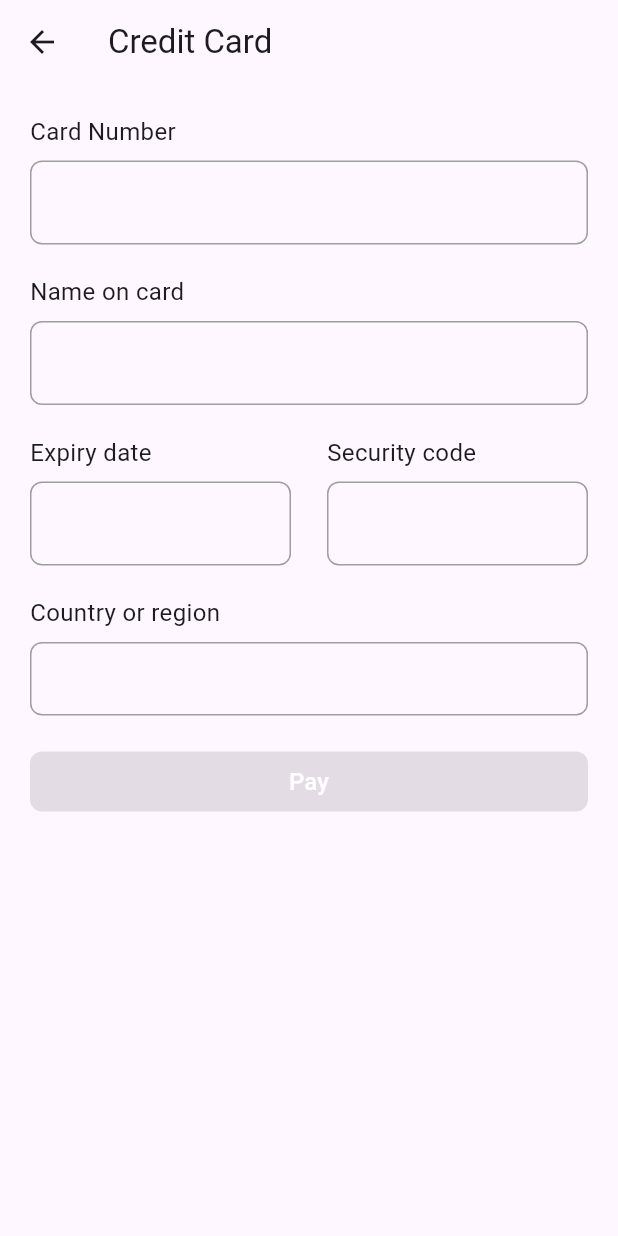
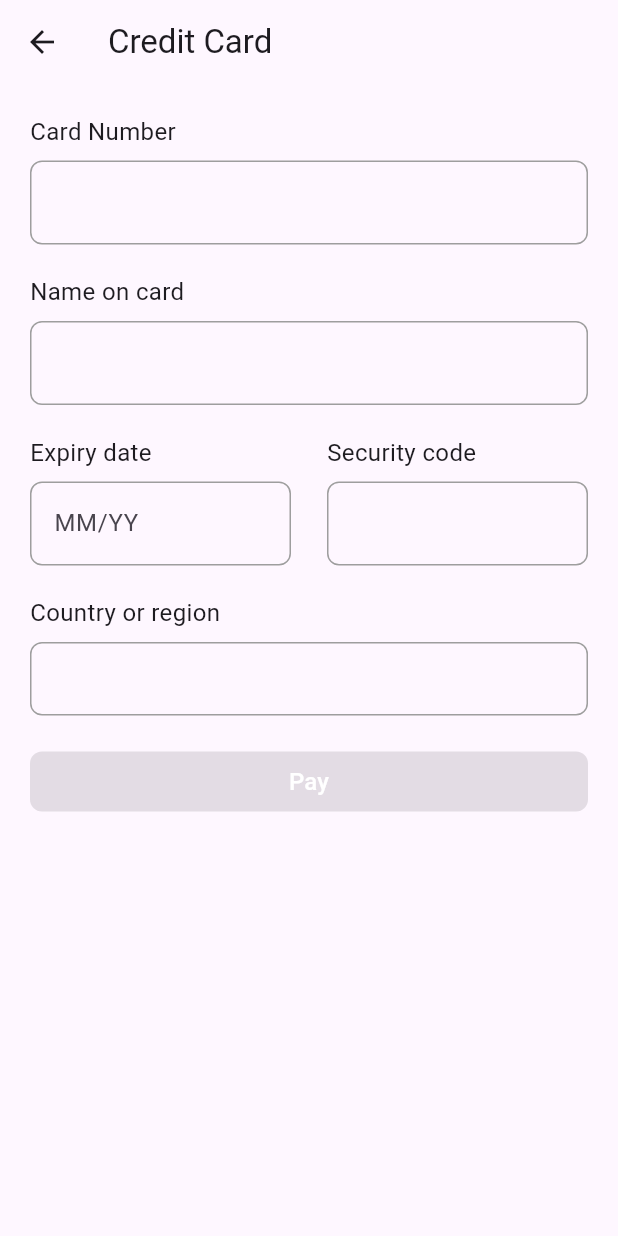
Before and after one commit to omise/omise_flutter, a Flutter app: the CreditCardPaymentMethodPage screen opened directly with empty values, on a phone screen of 412 x 824 dp. Run offline on Flutter 3.47's test engine with Material 3 defaults, Android fonts, the light colour scheme and no system bars; missing offline and left inert: fl_country_code_picker, omise_dart.

Commit message:
Add docs and comments

```diff
--- a/lib/src/pages/paymentMethods/credit_card_payment_method_page.dart
+++ b/lib/src/pages/paymentMethods/credit_card_payment_method_page.dart
@@ -8,20 +8,32 @@ import 'package:omise_flutter/src/utils/expiry_date_formatter.dart';
 import 'package:omise_flutter/src/utils/messgae_display_utils.dart';
 import 'package:omise_flutter/src/widgets/rounded_text_feild.dart';
 
+/// A page that allows users to enter their credit card payment information.
+///
+/// This widget provides fields for card number, name on card, expiry date,
+/// security code, country or region, and optional address fields (address,
+/// city, state, postal code). It also handles the logic for creating a token
+/// from the provided credit card information through the Omise API.
 class CreditCardPaymentMethodPage extends StatefulWidget {
   /// An instance of [OmiseApiService] for interacting with the Omise API.
   final OmiseApiService omiseApiService;
 
-  /// Allow passing an instance of the controller to facilitate testing
+  /// Allows passing an instance of the controller to facilitate testing.
   final CreditCardPaymentMethodController? creditCardPaymentMethodController;
+
+  /// A flag to control whether the leading icon in the AppBar is automatically implied.
   final bool automaticallyImplyLeading;
+
+  /// The capability to enable specific features in the payment method.
   final Capability? capability;
-  const CreditCardPaymentMethodPage(
-      {super.key,
+
+  const CreditCardPaymentMethodPage({
+    super.key,
     this.automaticallyImplyLeading = true,
     required this.omiseApiService,
     this.creditCardPaymentMethodController,
-      this.capability});
+    this.capability,
+  });
 
   @override
   State<CreditCardPaymentMethodPage> createState() =>
@@ -39,10 +51,12 @@ class _CreditCardPaymentMethodPageState
           CreditCardPaymentMethodController(
             omiseApiService: widget.omiseApiService,
           );
+
   @override
   void initState() {
     super.initState();
 
+    // Load capabilities and set up listeners for token loading status.
     creditCardPaymentMethodController.loadCapabilities(
         capability: widget.capability);
     creditCardPaymentMethodController.addListener(() {
@@ -68,22 +82,23 @@ class _CreditCardPaymentMethodPageState
       body: ValueListenableBuilder(
         valueListenable: creditCardPaymentMethodController,
         builder: (context, state, widget) {
+          // Display a loading indicator or an error message if necessary.
           if ([Status.loading, Status.idle]
               .contains(state.capabilityLoadingStatus)) {
-                return const Center(
-                  child: CircularProgressIndicator(),
-                );
+            return const Center(child: CircularProgressIndicator());
           }
 
           if (state.capabilityLoadingStatus == Status.error) {
-                return Center(
-                  child: Text(state.capabilityErrorMessage!),
-                );
+            return Center(child: Text(state.capabilityErrorMessage!));
           }
+
+          // Determine if the form should be enabled based on the token loading status.
           bool isFormEnabled = state.tokenLoadingStatus != Status.loading;
+
           return ListView(
             padding: const EdgeInsets.only(left: 20, right: 20),
             children: [
+              // Card Number Input
               Padding(
                 padding: const EdgeInsets.only(bottom: 20.0, top: 20),
                 child: RoundedTextField(
@@ -103,6 +118,8 @@ class _CreditCardPaymentMethodPageState
                   },
                 ),
               ),
+
+              // Name on Card Input
               Padding(
                 padding: const EdgeInsets.only(bottom: 20.0),
                 child: RoundedTextField(
@@ -121,6 +138,8 @@ class _CreditCardPaymentMethodPageState
                   },
                 ),
               ),
+
+              // Expiry Date and Security Code Inputs
               Padding(
                 padding: const EdgeInsets.only(bottom: 20.0),
                 child: Row(
@@ -129,10 +148,9 @@ class _CreditCardPaymentMethodPageState
                   children: [
                     Expanded(
                       child: Padding(
-                            padding: const EdgeInsets.only(
-                              right: 12.0,
-                            ),
+                        padding: const EdgeInsets.only(right: 12.0),
                         child: RoundedTextField(
+                          hintText: "MM/YY",
                           title: "Expiry date",
                           validationType: ValidationType.expiryDate,
                           enabled: isFormEnabled,
@@ -152,9 +170,7 @@ class _CreditCardPaymentMethodPageState
                     ),
                     Expanded(
                       child: Padding(
-                            padding: const EdgeInsets.only(
-                              left: 12.0,
-                            ),
+                        padding: const EdgeInsets.only(left: 12.0),
                         child: RoundedTextField(
                           title: "Security code",
                           validationType: ValidationType.cvv,
@@ -180,13 +196,13 @@ class _CreditCardPaymentMethodPageState
                   ],
                 ),
               ),
+
+              // Country or Region Selector
               const Padding(
                 padding: EdgeInsets.only(bottom: 8),
                 child: Text(
                   "Country or region",
-                      style: TextStyle(
-                        fontSize: 16,
-                      ),
+                  style: TextStyle(fontSize: 16),
                 ),
               ),
               Opacity(
@@ -202,8 +218,7 @@ class _CreditCardPaymentMethodPageState
                                 context: context);
                             if (picked != null) {
                               var newState = state.copyWith();
-                                  newState.createTokenRequest.country =
-                                      picked.code;
+                              newState.createTokenRequest.country = picked.code;
                               creditCardPaymentMethodController
                                   .updateState(newState);
                             }
@@ -214,8 +229,7 @@ class _CreditCardPaymentMethodPageState
                       decoration: BoxDecoration(
                         borderRadius: BorderRadius.circular(8.0),
                         border: Border.all(
-                              color: Colors
-                                  .grey, // Same as the TextField border color
+                          color: Colors.grey,
                           width: 1.0,
                         ),
                       ),
@@ -226,14 +240,14 @@ class _CreditCardPaymentMethodPageState
                                 .name
                             : '',
                         style: const TextStyle(
-                              fontSize: 16.0,
-                              color: Colors.black,
+                            fontSize: 16.0, color: Colors.black),
                       ),
                     ),
                   ),
                 ),
               ),
-                  ),
+
+              // Conditional Address Fields
               if (state.shouldShowAddressFields)
                 Column(
                   children: [
@@ -252,8 +266,7 @@ class _CreditCardPaymentMethodPageState
                         },
                         updateValidationList: (fieldKey, isValid) {
                           creditCardPaymentMethodController
-                                  .setTextFieldValidityStatuses(
-                                      fieldKey, isValid);
+                              .setTextFieldValidityStatuses(fieldKey, isValid);
                         },
                       ),
                     ),
@@ -272,8 +285,7 @@ class _CreditCardPaymentMethodPageState
                         },
                         updateValidationList: (fieldKey, isValid) {
                           creditCardPaymentMethodController
-                                  .setTextFieldValidityStatuses(
-                                      fieldKey, isValid);
+                              .setTextFieldValidityStatuses(fieldKey, isValid);
                         },
                       ),
                     ),
@@ -282,8 +294,8 @@ class _CreditCardPaymentMethodPageState
                       child: RoundedTextField(
                         title: "State",
                         validationType: ValidationType.state,
+                        enabled: isFormEnabled,
                         useValidationTypeAsKey: true,
-                            enabled: isFormEnabled,
                         onChange: (addressState) {
                           var newState = state.copyWith();
                           newState.createTokenRequest.state = addressState;
@@ -292,8 +304,7 @@ class _CreditCardPaymentMethodPageState
                         },
                         updateValidationList: (fieldKey, isValid) {
                           creditCardPaymentMethodController
-                                  .setTextFieldValidityStatuses(
-                                      fieldKey, isValid);
+                              .setTextFieldValidityStatuses(fieldKey, isValid);
                         },
                       ),
                     ),
@@ -306,32 +317,30 @@ class _CreditCardPaymentMethodPageState
                         useValidationTypeAsKey: true,
                         onChange: (postalCode) {
                           var newState = state.copyWith();
-                              newState.createTokenRequest.postalCode =
-                                  postalCode;
+                          newState.createTokenRequest.postalCode = postalCode;
                           creditCardPaymentMethodController
                               .updateState(newState);
                         },
                         updateValidationList: (fieldKey, isValid) {
                           creditCardPaymentMethodController
-                                  .setTextFieldValidityStatuses(
-                                      fieldKey, isValid);
+                              .setTextFieldValidityStatuses(fieldKey, isValid);
                         },
                       ),
                     ),
                   ],
                 ),
+
+              // Submit Button
               Padding(
                 padding: const EdgeInsets.only(bottom: 20.0),
                 child: ElevatedButton(
                   style: ElevatedButton.styleFrom(
-                        backgroundColor: Colors.blue, // Filled blue color
+                    backgroundColor: Colors.blue,
                     shape: RoundedRectangleBorder(
-                          borderRadius: BorderRadius.circular(
-                              8.0), // Matching rounded corners
+                      borderRadius: BorderRadius.circular(8.0),
                     ),
                   ),
                   onPressed: !isFormEnabled || !state.isFormValid
-                          // !isFormEnabled
                       ? null
                       : () {
                           creditCardPaymentMethodController.createToken();
@@ -340,13 +349,15 @@ class _CreditCardPaymentMethodPageState
                     'Pay',
                     style: TextStyle(
                       fontSize: 16.0,
-                          color: Colors.white, // White text for contrast
+                      color: Colors.white,
                     ),
                   ),
                 ),
               ),
             ],
           );
-            }));
+        },
+      ),
+    );
   }
 }
--- a/lib/src/widgets/rounded_text_feild.dart
+++ b/lib/src/widgets/rounded_text_feild.dart
@@ -3,19 +3,17 @@ import 'package:flutter/services.dart';
 import 'package:omise_flutter/src/enums/enums.dart';
 import 'package:omise_flutter/src/utils/validation_utils.dart';
 
+/// A customizable text field with rounded corners, validation, and support for various input types.
+///
+/// The [RoundedTextField] is a stateful widget that encapsulates a [TextField] with
+/// additional features such as validation, input formatting, and dynamic error messages.
+/// It can be used in forms where user input needs to be validated against specific
+/// criteria (defined by [ValidationType]).
 class RoundedTextField extends StatefulWidget {
-  final TextEditingController? controller;
-  final String? title;
-  final TextInputType keyboardType;
-  final bool obscureText;
-  final ValidationType validationType;
-  final String? hintText;
-  final bool? enabled;
-  final List<TextInputFormatter>? inputFormatters;
-  final Function(String)? onChange;
-  final Function(String, bool)? updateValidationList;
-  final bool? useValidationTypeAsKey;
-
+  /// Creates a [RoundedTextField].
+  ///
+  /// The [validationType] parameter is required to specify the type of validation
+  /// to be applied to the input. All other parameters are optional.
   const RoundedTextField({
     super.key,
     this.controller,
@@ -31,8 +29,41 @@ class RoundedTextField extends StatefulWidget {
     this.useValidationTypeAsKey = false,
   });
 
+  /// An optional controller for controlling the text being edited.
+  final TextEditingController? controller;
+
+  /// An optional title for the text field, displayed above it.
+  final String? title;
+
+  /// The type of keyboard to use for this text field, defaults to [TextInputType.text].
+  final TextInputType keyboardType;
+
+  /// If true, the text field will obscure the text being entered (e.g., for passwords).
+  final bool obscureText;
+
+  /// The validation type to be applied to the input.
+  final ValidationType validationType;
+
+  /// An optional hint text displayed when the field is empty.
+  final String? hintText;
+
+  /// Whether the text field is enabled or disabled. Defaults to true.
+  final bool? enabled;
+
+  /// An optional list of input formatters to be applied to the input.
+  final List<TextInputFormatter>? inputFormatters;
+
+  /// A callback function invoked when the text in the field changes.
+  final Function(String)? onChange;
+
+  /// A callback function used to update the validation status in the parent widget.
+  final Function(String, bool)? updateValidationList;
+
+  /// If true, the [validationType] will be used as the key for error validation.
+  final bool? useValidationTypeAsKey;
+
   @override
-  _RoundedTextFieldState createState() => _RoundedTextFieldState();
+  State<RoundedTextField> createState() => _RoundedTextFieldState();
 }
 
 class _RoundedTextFieldState extends State<RoundedTextField> {
@@ -43,6 +74,7 @@ class _RoundedTextFieldState extends State<RoundedTextField> {
     return Column(
       crossAxisAlignment: CrossAxisAlignment.start,
       children: [
+        // Display the title if it is provided
         if (widget.title != null)
           Padding(
             padding: const EdgeInsets.only(bottom: 8.0),
@@ -54,6 +86,7 @@ class _RoundedTextFieldState extends State<RoundedTextField> {
             ),
           ),
         TextField(
+          // Use validationType as key if specified to ensure that all text fields will hold unique keys for the updateValidationList function to work properly.
           key: widget.useValidationTypeAsKey == true
               ? Key(widget.validationType.name)
               : null,
@@ -87,9 +120,11 @@ class _RoundedTextFieldState extends State<RoundedTextField> {
           ),
           onChanged: (value) {
             setState(() {
+              // Validate input and set error message if any
               _errorMessage =
                   ValidationUtils.validateInput(widget.validationType, value);
             });
+            // Update validation status in parent widget
             if (widget.updateValidationList != null) {
               if (_errorMessage == null) {
                 widget.updateValidationList!(widget.validationType.name, true);
@@ -97,6 +132,7 @@ class _RoundedTextFieldState extends State<RoundedTextField> {
                 widget.updateValidationList!(widget.validationType.name, false);
               }
             }
+            // Call onChange callback if provided
             if (widget.onChange != null) {
               widget.onChange!(value);
             }
```
Also changed, not shown: lib/src/controllers/credit_card_payment_method_controller.dart (+40 -9 lines). Lines whose indentation alone changed are shown as unchanged.
